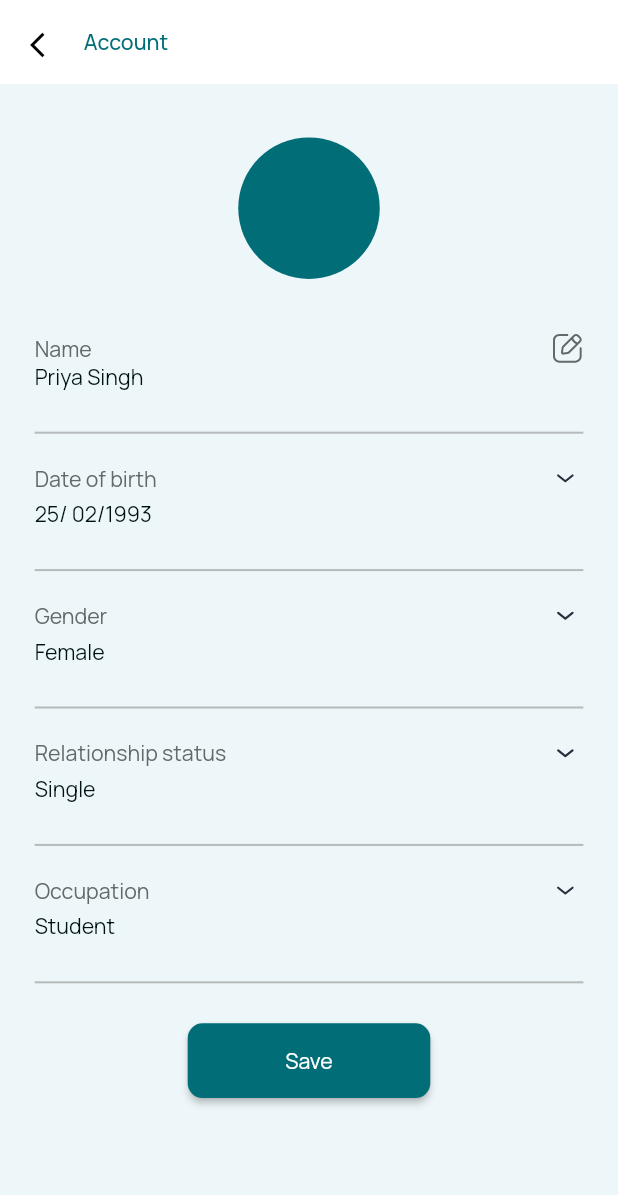
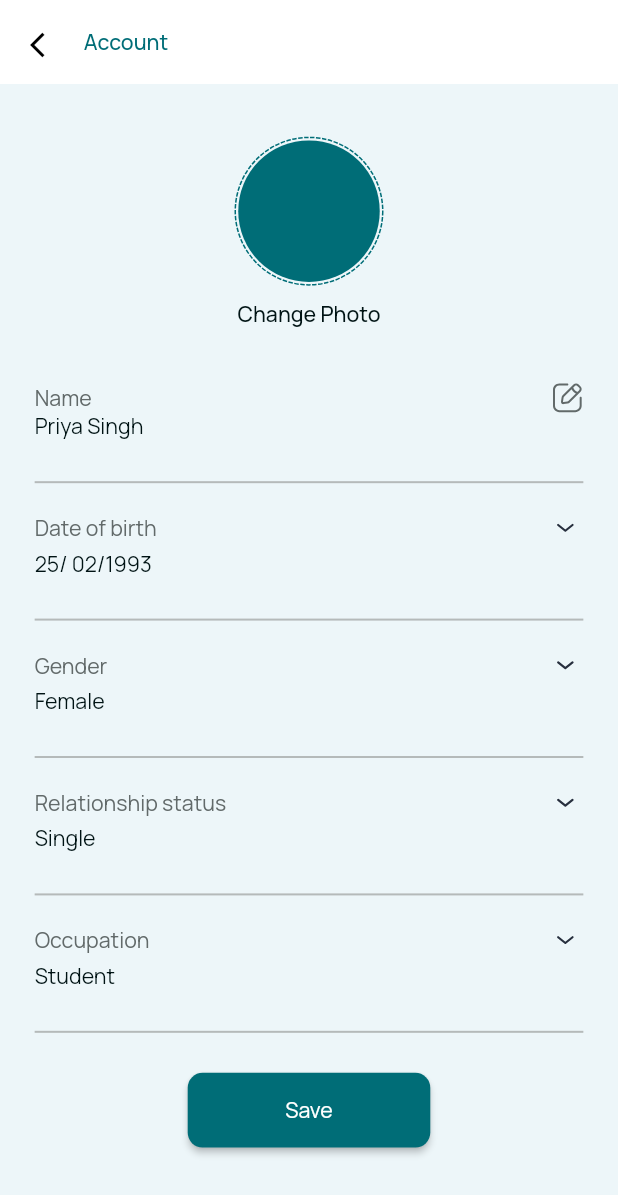
Before and after one commit to Shreyash-kumar/greymatter_01, a Flutter app: the EditPersonalInfo screen opened directly, on a phone screen of 412 x 824 dp. Shown: the top 1195 px of the screen. Run offline on Flutter 3.47's test engine with Material 2 defaults, Android fonts, the phone set to English and light mode, and no system bars; drawn by our look-alikes of dotted_border; our stand-ins replace carousel_slider, flutter_screenutil, flutter_svg, flutter_switch, google_fonts, pin_code_fields and 2 more.

Commit message:
02.01.2023 varun

```diff
--- a/lib/screens/profile_screens/edit_personal_info_screen.dart
+++ b/lib/screens/profile_screens/edit_personal_info_screen.dart
@@ -1,3 +1,4 @@
+import 'package:dotted_border/dotted_border.dart';
 import 'package:flutter/cupertino.dart';
 import 'package:flutter/material.dart';
 import 'package:flutter_screenutil/flutter_screenutil.dart';
@@ -152,15 +153,31 @@ class _EditPersonalInfoState extends State<EditPersonalInfo> {
             mainAxisAlignment: MainAxisAlignment.start,
             crossAxisAlignment: CrossAxisAlignment.start,
             children: [
+              Column(
+                children: [
                   Row(
                     mainAxisAlignment: MainAxisAlignment.center,
                     children: [
-                  Container(
+                      DottedBorder(
+                        color: k006D77,
+                        strokeWidth: 1,
+                        borderType: BorderType.Circle,
+                        child: Container(
                           height: 106.h,
                           width: 106.w,
                           decoration: const BoxDecoration(
                               color: Color(0xFF006D77), shape: BoxShape.circle),
                         ),
+                      ),
+                    ],
+                  ),
+                  SizedBox(
+                    height: 10,
+                  ),
+                  Text(
+                    "Change Photo",
+                    style: kManRope_500_16_404040,
+                  )
                 ],
               ),
               SizedBox(
```
Lines whose indentation alone changed are shown as unchanged.
